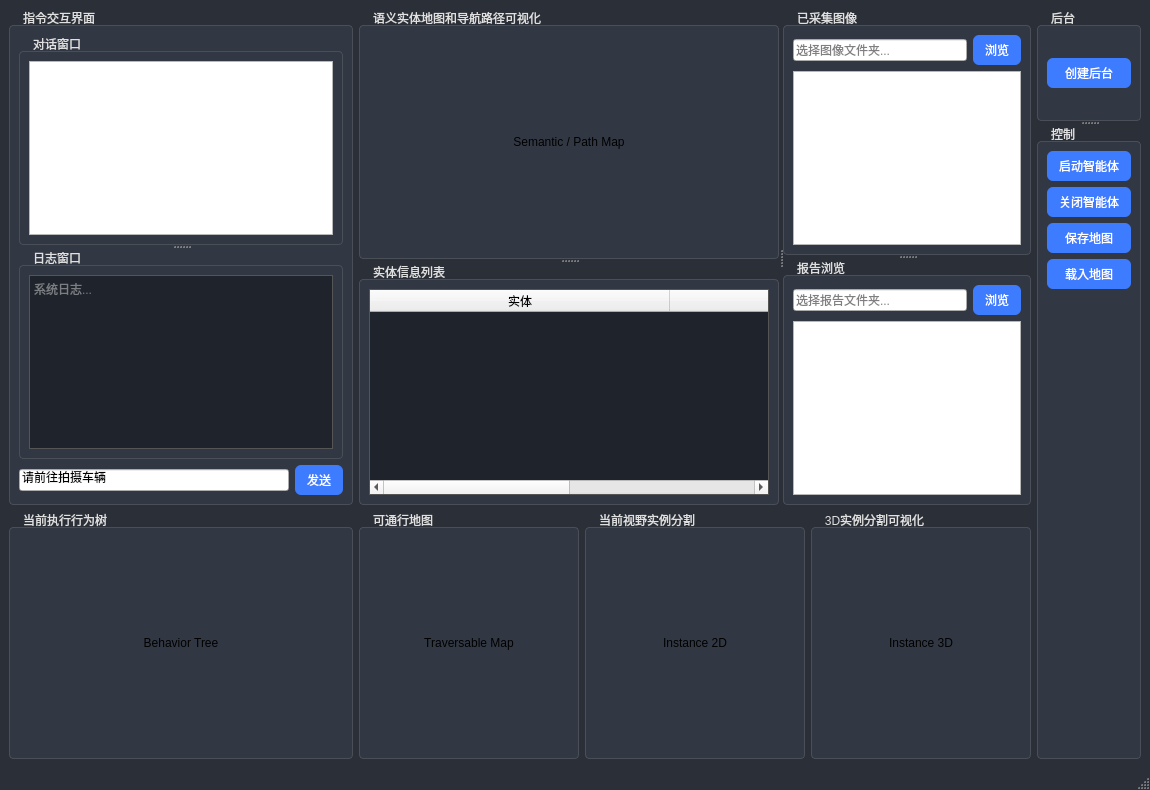
Old version of the form app/window.ui in the repository xyyandhtl/EmbodiedGenAgent.
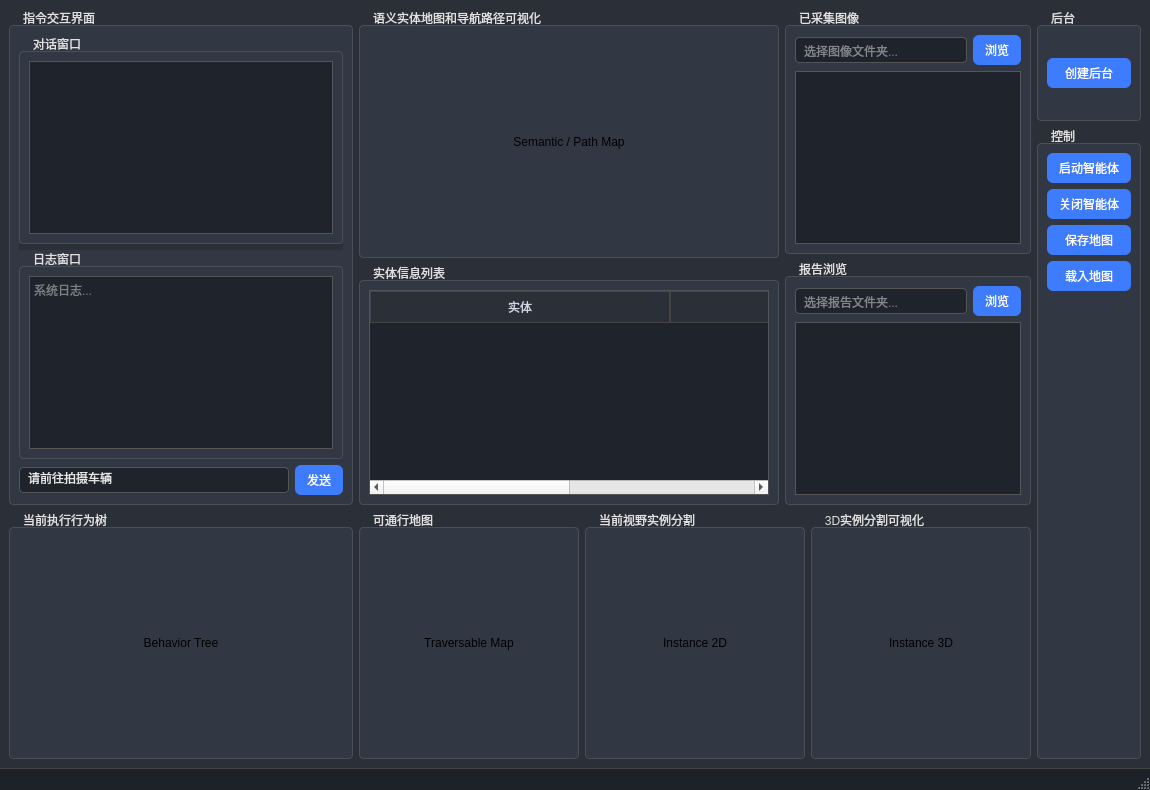
New version of the form.

Commit message: button cb in background run

The edit to the form file:
```diff
--- a/app/window.ui
+++ b/app/window.ui
@@ -7,9 +7,12 @@
   </property>
   <property name="styleSheet">
    <string notr="true">
+/* Base window */
 QMainWindow {
     background:#2b2f38;
 }
+
+/* Groups */
 QGroupBox {
     font:12px "Microsoft YaHei";
     color:#e0e0e0;
@@ -23,11 +26,50 @@
     left:8px; top:2px;
     padding:0 4px;
 }
+
+/* Text areas and tables */
 QTextEdit, QTableWidget {
     background:#1f242c;
     color:#d8d8d8;
     border:1px solid #555;
+    selection-background-color:#3d7cff;
+    selection-color:white;
 }
+
+/* Inputs */
+QLineEdit {
+    background:#1f242c;
+    color:#e6e6e6;
+    border:1px solid #555;
+    border-radius:4px;
+    padding:4px 6px;
+    selection-background-color:#3d7cff;
+    selection-color:white;
+}
+
+/* Lists (image/report/conversation) */
+QListWidget {
+    background:#1f242c;
+    color:#d8d8d8;
+    border:1px solid #555;
+    selection-background-color:#2d68dd;
+    selection-color:white;
+}
+
+/* Table header + items */
+QHeaderView::section {
+    background:#2a2f38;
+    color:#cfd6e6;
+    padding:4px 6px;
+    border:1px solid #444;
+}
+QTableWidget::item { padding:2px 4px; }
+QTableWidget::item:selected {
+    background:#2d68dd;
+    color:white;
+}
+
+/* Buttons */
 QPushButton {
     background:#3d7cff;
     color:white;
@@ -36,6 +78,12 @@
 }
 QPushButton:hover { background:#5b93ff; }
 QPushButton:pressed { background:#2d68dd; }
+QPushButton:disabled {
+    background:#3d7cff55;
+    color:#dddddd88;
+}
+
+/* Labels */
 QLabel#titleLabel {
     font:16px "Microsoft YaHei";
     font-weight:600;
@@ -45,6 +93,29 @@
     border-radius:4px;
     padding:6px;
 }
+
+/* Splitters */
+QSplitter::handle {
+    background:#2a2f38;
+}
+QSplitter::handle:horizontal { width:6px; }
+QSplitter::handle:vertical { height:6px; }
+QSplitter::handle:hover { background:#3a3f4b; }
+
+/* Status bar: brighter text for readability */
+QStatusBar {
+    background:#1d2229;
+    color:#f3f3f3;
+    border-top:1px solid #444;
+}
+QStatusBar::item {
+    border:0;
+    padding:0 6px;
+    margin:0;
+}
+QStatusBar QLabel {
+    color:#f3f3f3;
+}
    </string>
   </property>
   <widget class="QWidget" name="centralwidget">
```
The commit also changes 3 other files.
